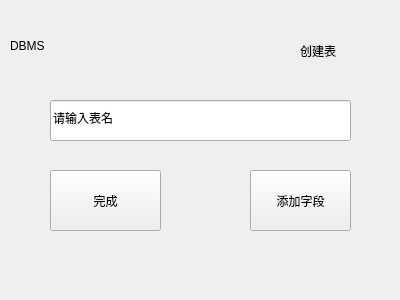
Old version of the form creattable.ui in the repository jy-080610/DBMS.
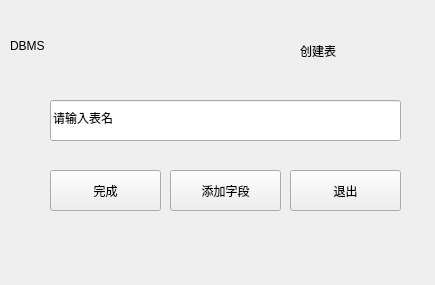
New version of the form.

```diff
--- a/creattable.ui
+++ b/creattable.ui
@@ -6,8 +6,8 @@
    <rect>
     <x>0</x>
     <y>0</y>
-    <width>400</width>
-    <height>300</height>
+    <width>435</width>
+    <height>285</height>
    </rect>
   </property>
   <property name="windowTitle">
@@ -22,7 +22,7 @@
      <x>50</x>
      <y>170</y>
      <width>111</width>
-     <height>61</height>
+     <height>41</height>
     </rect>
    </property>
    <property name="text">
@@ -32,10 +32,10 @@
   <widget class="QPushButton" name="add">
    <property name="geometry">
     <rect>
-     <x>250</x>
+     <x>170</x>
      <y>170</y>
-     <width>101</width>
-     <height>61</height>
+     <width>111</width>
+     <height>41</height>
     </rect>
    </property>
    <property name="text">
@@ -47,7 +47,7 @@
     <rect>
      <x>50</x>
      <y>100</y>
-     <width>301</width>
+     <width>351</width>
      <height>41</height>
     </rect>
    </property>
@@ -84,6 +84,19 @@
     <string>DBMS</string>
    </property>
   </widget>
+  <widget class="QPushButton" name="pushButton_2">
+   <property name="geometry">
+    <rect>
+     <x>290</x>
+     <y>170</y>
+     <width>111</width>
+     <height>41</height>
+    </rect>
+   </property>
+   <property name="text">
+    <string>退出</string>
+   </property>
+  </widget>
  </widget>
  <resources/>
  <connections/>
```
